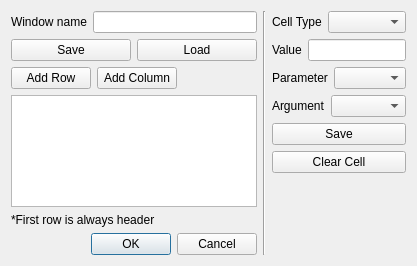
meritechsolutions/azenqos_qgis_plugin, file Azenqos/custom_last_instant_table_dialog.ui: the form before one commit.
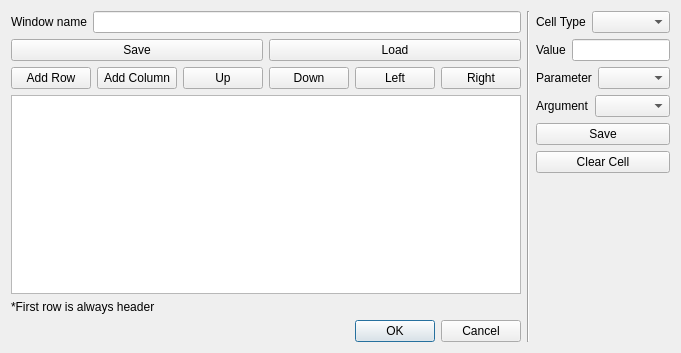
The form after the commit.

Diff of the .ui file:
```diff
--- a/Azenqos/custom_last_instant_table_dialog.ui
+++ b/Azenqos/custom_last_instant_table_dialog.ui
@@ -6,8 +6,8 @@
    <rect>
     <x>0</x>
     <y>0</y>
-    <width>417</width>
-    <height>266</height>
+    <width>658</width>
+    <height>353</height>
    </rect>
   </property>
   <property name="windowTitle">
@@ -66,6 +66,34 @@
            </property>
           </widget>
          </item>
+         <item>
+          <widget class="QPushButton" name="moveRowUpButton">
+           <property name="text">
+            <string>Up</string>
+           </property>
+          </widget>
+         </item>
+         <item>
+          <widget class="QPushButton" name="moveRowDownButton">
+           <property name="text">
+            <string>Down</string>
+           </property>
+          </widget>
+         </item>
+         <item>
+          <widget class="QPushButton" name="moveColumnLeftButton">
+           <property name="text">
+            <string>Left</string>
+           </property>
+          </widget>
+         </item>
+         <item>
+          <widget class="QPushButton" name="moveColumnRightButton">
+           <property name="text">
+            <string>Right</string>
+           </property>
+          </widget>
+         </item>
          <item>
           <spacer name="horizontalSpacer">
            <property name="orientation">
```
